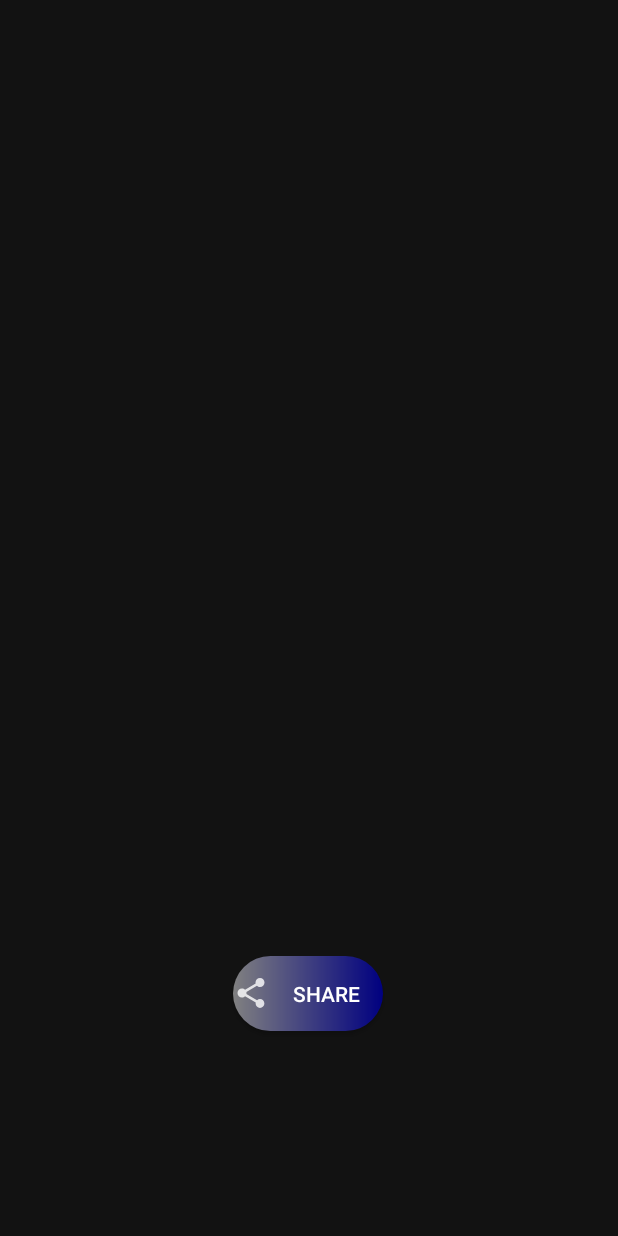
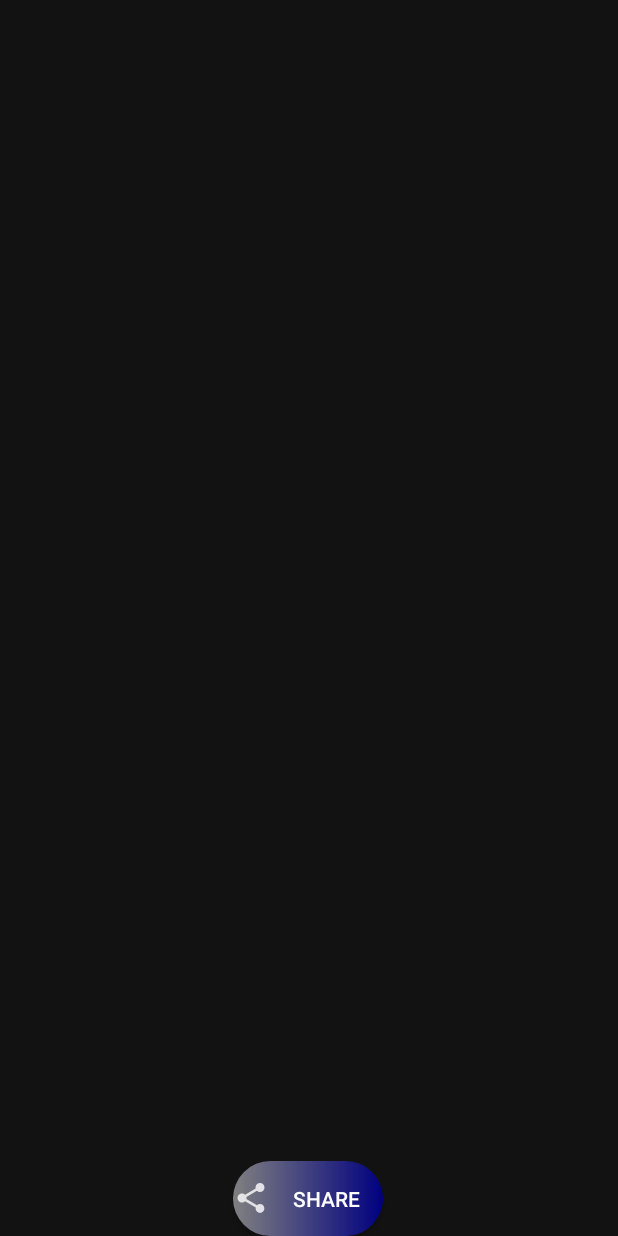
Before and after one commit to Kajal13081/Gallery-Application, an Android app: the FullImageActivity screen opened directly, with no data from a screen before it, on a phone screen of 412 x 824 dp. Run offline under Robolectric (Android 15) with nearby library versions, the phone set to English and light mode, and no system bars; 1 statement that could not run was skipped.

Commit message:
fixed errors

```diff
--- a/app/src/main/res/layout/activity_full_image.xml
+++ b/app/src/main/res/layout/activity_full_image.xml
@@ -4,13 +4,14 @@
     xmlns:tools="http://schemas.android.com/tools"
     android:layout_width="match_parent"
     android:layout_height="match_parent"
-    tools:context=".Full_Image_Activity">
+    tools:context=".FullImageActivity">
 
     <ImageView
         android:id="@+id/fullimageViewid"
-        android:layout_width="412dp"
-        android:layout_height="587dp"
+        android:layout_width="match_parent"
+        android:layout_height="0dp"
         android:scaleType="fitCenter"
+        app:layout_constraintBottom_toTopOf="@+id/button"
         app:layout_constraintEnd_toEndOf="parent"
         app:layout_constraintHorizontal_bias="0.0"
         app:layout_constraintStart_toStartOf="parent"
@@ -21,17 +22,14 @@
         android:id="@+id/button"
         android:layout_width="100dp"
         android:layout_height="50dp"
-        android:layout_marginTop="50dp"
-        android:drawableLeft="@drawable/ic_share"
+        android:background="@drawable/custom_button"
+        android:drawableStart="@drawable/ic_share"
         android:text="Share"
+        android:textColor="@color/white"
         app:layout_constraintBottom_toBottomOf="parent"
         app:layout_constraintEnd_toEndOf="parent"
         app:layout_constraintHorizontal_bias="0.498"
-        app:layout_constraintStart_toStartOf="parent"
-        app:layout_constraintTop_toBottomOf="@+id/fullimageViewid"
-        app:layout_constraintVertical_bias="0.0"
-        android:textColor="@color/white"
-        android:background="@drawable/custom_button"/>
+        app:layout_constraintStart_toStartOf="parent" />
 
 
 </androidx.constraintlayout.widget.ConstraintLayout>
```
